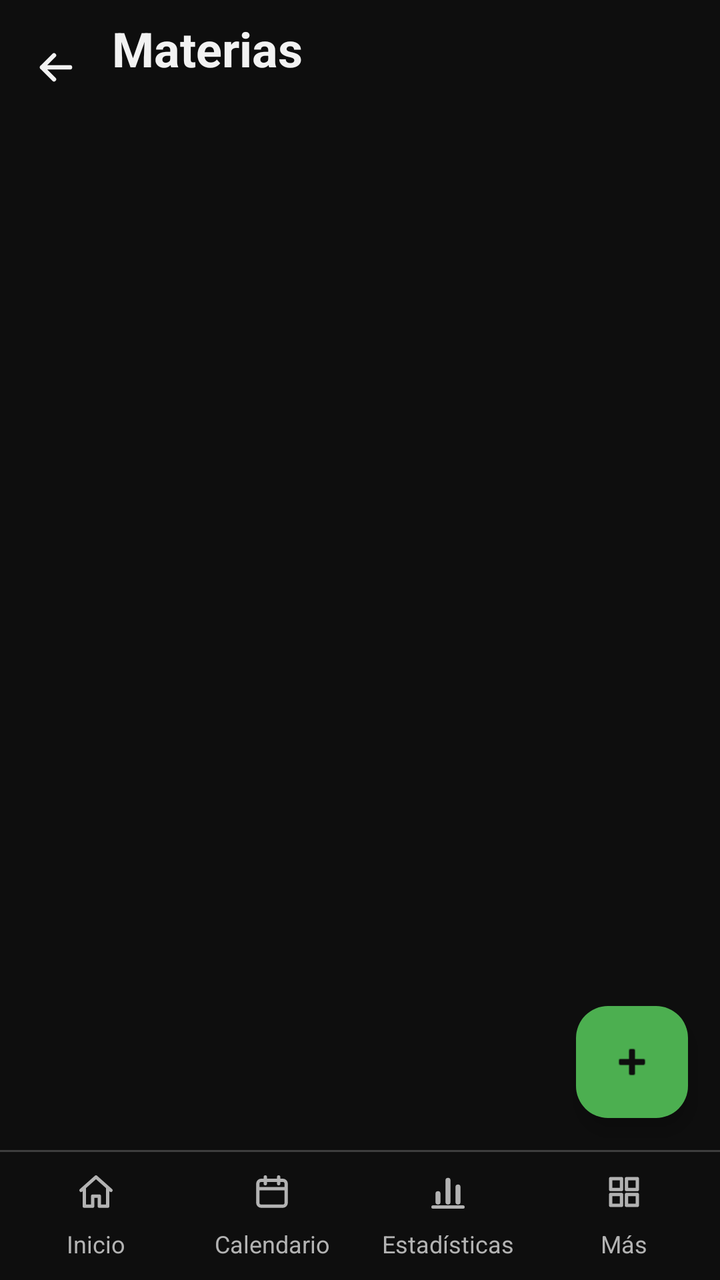
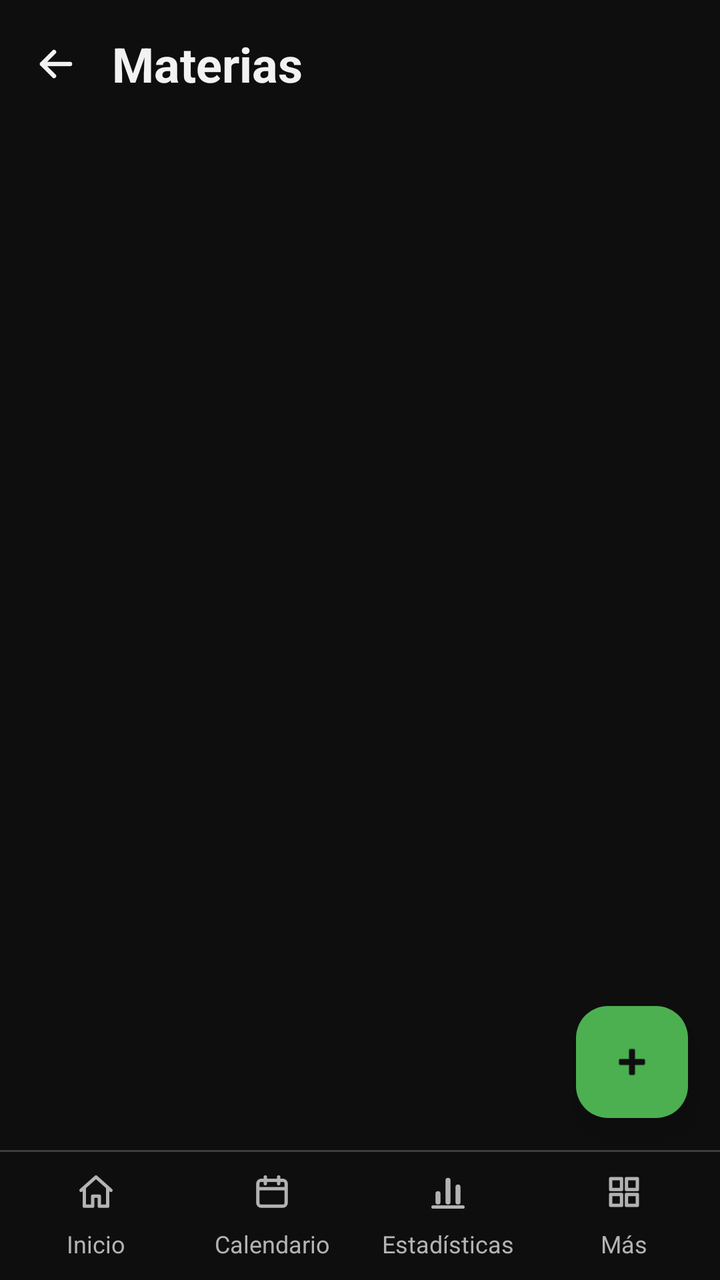

Two renders of the same Android screen: before a commit and after it. Below are the layout's source before the change and the commit's diff.
<!-- AndroidManifest.xml: application theme Theme.AgendaPersonal -->
<!-- res/layout/activity_materias.xml -->
<?xml version="1.0" encoding="utf-8"?>
<LinearLayout xmlns:android="http://schemas.android.com/apk/res/android"
    xmlns:tools="http://schemas.android.com/tools"
    android:id="@+id/main"
    android:layout_width="match_parent"
    android:layout_height="match_parent"
    android:orientation="vertical"
    tools:context=".vista.MateriasActivity">

    
    <FrameLayout
        android:layout_width="match_parent"
        android:layout_height="0dp"
        android:layout_weight="1">

        <LinearLayout
            android:layout_width="match_parent"
            android:layout_height="match_parent"
            android:orientation="vertical">

            
            <LinearLayout
                android:layout_width="match_parent"
                android:layout_height="wrap_content"
                android:gravity="center_vertical"
                android:orientation="horizontal"
                android:paddingStart="4dp"
                android:paddingTop="8dp"
                android:paddingEnd="16dp"
                android:paddingBottom="8dp">

                <include layout="@layout/boton_volver" />

                
                <LinearLayout
                    android:layout_width="0dp"
                    android:layout_height="wrap_content"
                    android:layout_weight="1"
                    android:orientation="vertical">

                    <TextView
                        android:layout_width="match_parent"
                        android:layout_height="wrap_content"
                        android:text="@string/titulo_materias"
                        android:textSize="24sp"
                        android:textStyle="bold" />

                    <TextView
                        android:id="@+id/tvContador"
                        android:layout_width="match_parent"
                        android:layout_height="wrap_content"
                        android:textColor="@color/texto_secundario"
                        android:textSize="14sp" />
                </LinearLayout>
            </LinearLayout>

            
            <ListView
                android:id="@+id/lvMaterias"
                android:layout_width="match_parent"
                android:layout_height="0dp"
                android:layout_weight="1"
                android:clipToPadding="false"
                android:divider="@android:color/transparent"
                android:dividerHeight="0dp"
                android:listSelector="@android:color/transparent"
                android:paddingTop="4dp"
                android:paddingBottom="88dp" />

            
            <LinearLayout
                android:id="@+id/llVacio"
                android:layout_width="match_parent"
                android:layout_height="0dp"
                android:layout_weight="1"
                android:gravity="center"
                android:orientation="vertical"
                android:padding="16dp"
                android:visibility="gone">

                
                <ImageView
                    android:layout_width="64dp"
                    android:layout_height="64dp"
                    android:layout_marginBottom="16dp"
                    android:importantForAccessibility="no"
                    android:src="@drawable/ic_libro"
                    android:tint="@color/texto_pista" />

                <TextView
                    android:id="@+id/tvVacio"
                    android:layout_width="wrap_content"
                    android:layout_height="wrap_content"
                    android:gravity="center"
                    android:text="@string/lista_materias_vacia"
                    android:textColor="@color/texto_secundario"
                    android:textSize="18sp" />

                <TextView
                    android:layout_width="wrap_content"
                    android:layout_height="wrap_content"
                    android:layout_marginTop="8dp"
                    android:gravity="center"
                    android:text="@string/pista_lista_materias"
                    android:textColor="@color/texto_pista"
                    android:textSize="14sp" />
            </LinearLayout>
        </LinearLayout>

        
        <com.google.android.material.floatingactionbutton.FloatingActionButton
            android:id="@+id/fabAgregar"
            android:layout_width="wrap_content"
            android:layout_height="wrap_content"
            android:layout_gravity="bottom|end"
            android:layout_margin="16dp"
            android:contentDescription="@string/btn_agregar_materia"
            android:src="@android:drawable/ic_input_add" />
    </FrameLayout>

    
    <include layout="@layout/menu_inferior" />
</LinearLayout>
<!-- res/layout/boton_volver.xml (included above) -->
<?xml version="1.0" encoding="utf-8"?>
<ImageButton xmlns:android="http://schemas.android.com/apk/res/android"
    android:id="@+id/btnVolver"
    android:layout_width="48dp"
    android:layout_height="48dp"
    android:layout_marginEnd="4dp"
    android:background="?attr/selectableItemBackgroundBorderless"
    android:contentDescription="@string/volver"
    android:src="@drawable/ic_flecha_atras" />
<!-- res/layout/menu_inferior.xml (included above) -->
<?xml version="1.0" encoding="utf-8"?>
<LinearLayout xmlns:android="http://schemas.android.com/apk/res/android"
    android:layout_width="match_parent"
    android:layout_height="wrap_content"
    android:orientation="vertical">

    
    <View
        android:layout_width="match_parent"
        android:layout_height="1dp"
        android:background="@color/menu_linea" />

    
    <LinearLayout
        android:layout_width="match_parent"
        android:layout_height="wrap_content"
        android:orientation="horizontal"
        android:padding="4dp">

        <TextView
            android:id="@+id/menuInicio"
            style="@style/BotonMenu"
            android:drawableTop="@drawable/ic_casa"
            android:text="@string/menu_inicio" />

        <TextView
            android:id="@+id/menuCalendario"
            style="@style/BotonMenu"
            android:drawableTop="@drawable/ic_calendario"
            android:text="@string/menu_calendario" />

        <TextView
            android:id="@+id/menuEstadisticas"
            style="@style/BotonMenu"
            android:drawableTop="@drawable/ic_grafico"
            android:text="@string/menu_estadisticas" />

        
        <TextView
            android:id="@+id/menuMas"
            style="@style/BotonMenu"
            android:drawableTop="@drawable/ic_cuadricula"
            android:text="@string/menu_mas" />
    </LinearLayout>
</LinearLayout>
<!-- resources referenced by this layout -->
<resources>
  <color name="menu_linea">@color/borde</color>
  <color name="texto_pista">#FF808080</color>
  <color name="texto_secundario">#FFB3B3B3</color>
  <!-- drawable ic_cuadricula (drawable) -->
  <?xml version="1.0" encoding="utf-8"?>
  <vector xmlns:android="http://schemas.android.com/apk/res/android"
      android:width="20dp"
      android:height="20dp"
      android:viewportWidth="24"
      android:viewportHeight="24">
  
      <path
          android:pathData="M4,4 h6.5 v6.5 h-6.5 z M13.5,4 h6.5 v6.5 h-6.5 z M4,13.5 h6.5 v6.5 h-6.5 z M13.5,13.5 h6.5 v6.5 h-6.5 z"
          android:strokeLineJoin="round"
          android:strokeWidth="2"
          android:strokeColor="@color/verde" />
  </vector>
  <!-- drawable ic_flecha_atras (drawable) -->
  <?xml version="1.0" encoding="utf-8"?>
  <vector xmlns:android="http://schemas.android.com/apk/res/android"
      android:width="24dp"
      android:height="24dp"
      android:viewportWidth="24"
      android:viewportHeight="24">
  
      
      <path
          android:pathData="M19,12 L5,12 M11,6 L5,12 L11,18"
          android:strokeLineCap="round"
          android:strokeLineJoin="round"
          android:strokeWidth="2.2"
          android:strokeColor="@color/texto" />
  </vector>
  <string name="btn_agregar_materia">Agregar materia</string>
  <string name="lista_materias_vacia">Aún no tienes materias</string>
  <string name="menu_calendario">Calendario</string>
  <string name="menu_estadisticas">Estadísticas</string>
  <string name="menu_inicio">Inicio</string>
  <string name="menu_mas">Más</string>
  <string name="pista_lista_materias">Toca + para agregar la primera</string>
  <string name="titulo_materias">Materias</string>
  <string name="volver">Volver</string>
  <style name="Theme.AgendaPersonal" parent="Base.Theme.AgendaPersonal" />
  <color name="borde">#FF3D3D3D</color>
  <color name="verde">#FF4CAF50</color>
  <color name="texto">#FFF2F2F2</color>
  <color name="texto_sobre_verde">#FF0E0E0E</color>
  <color name="verde_oscuro">#FF2E7D32</color>
  <color name="fondo">#FF0E0E0E</color>
  <color name="tarjeta">#FF1C1C1C</color>
  <color name="tarjeta_alta">#FF262626</color>
  <style name="DialogoAgenda" parent="ThemeOverlay.Material3.Dialog.Alert">
          <item name="android:windowBackground">@drawable/fondo_dialogo</item>
          <item name="buttonBarPositiveButtonStyle">@style/BotonDialogoPrincipal</item>
          <item name="buttonBarNegativeButtonStyle">@style/BotonDialogoSecundario</item>
      </style>
  <!-- drawable fondo_dialogo (drawable) -->
  <?xml version="1.0" encoding="utf-8"?>
  <inset xmlns:android="http://schemas.android.com/apk/res/android"
      android:insetLeft="16dp"
      android:insetTop="24dp"
      android:insetRight="16dp"
      android:insetBottom="24dp">
      <shape android:shape="rectangle">
          <corners android:radius="24dp" />
          <solid android:color="@color/tarjeta_alta" />
      </shape>
  </inset>
  <style name="BotonDialogoPrincipal" parent="BotonPrincipal">
          <item name="android:layout_marginStart">8dp</item>
      </style>
  <style name="BotonDialogoSecundario" parent="BotonSecundario" />
  <style name="BotonPrincipal" parent="Widget.Material3.Button">
          <item name="android:minHeight">48dp</item>
          <item name="backgroundTint">@color/verde</item>
          <item name="android:textColor">@color/texto_sobre_verde</item>
      </style>
  <style name="BotonSecundario" parent="Widget.Material3.Button.OutlinedButton">
          <item name="android:minHeight">48dp</item>
          <item name="strokeColor">@color/verde</item>
          <item name="android:textColor">@color/verde</item>
      </style>
  <!-- unchanged entries left out for length: 6 -->
</resources>

<!-- the commit's change to res/layout/activity_materias.xml (unified diff, before → after) -->
@@ -22,7 +22,7 @@
             <LinearLayout
                 android:layout_width="match_parent"
                 android:layout_height="wrap_content"
-                android:gravity="center_vertical"
+                android:gravity="top"
                 android:orientation="horizontal"
                 android:paddingStart="4dp"
                 android:paddingTop="8dp"
@@ -41,6 +41,8 @@
                     <TextView
                         android:layout_width="match_parent"
                         android:layout_height="wrap_content"
+                        android:gravity="center_vertical"
+                        android:minHeight="48dp"
                         android:text="@string/titulo_materias"
                         android:textSize="24sp"
                         android:textStyle="bold" />
